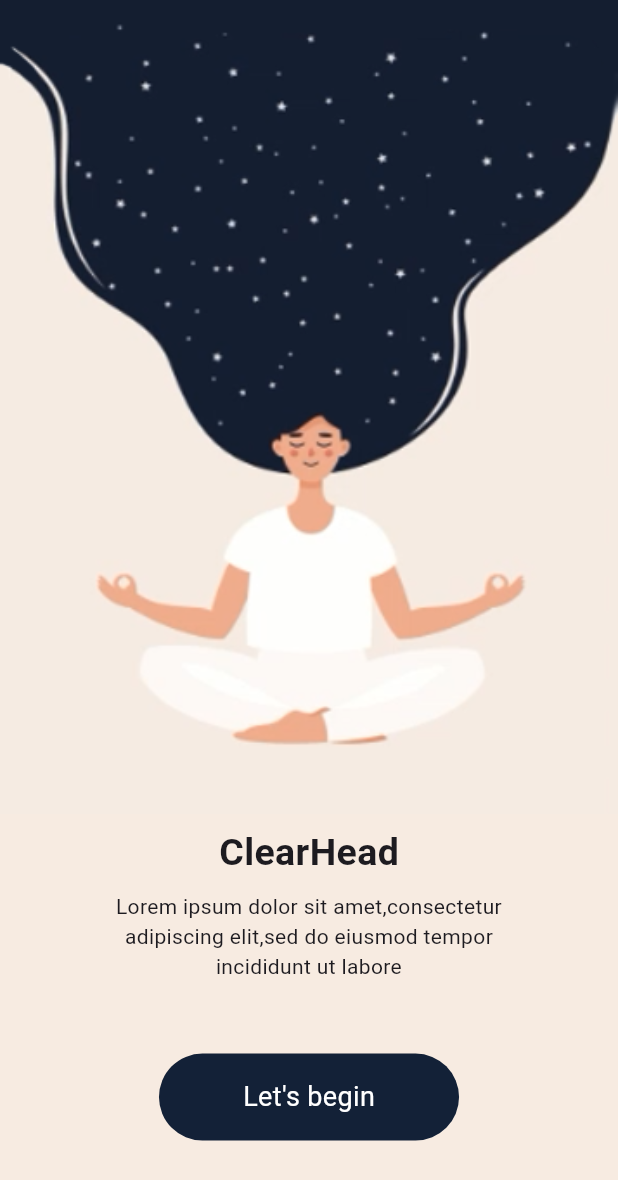
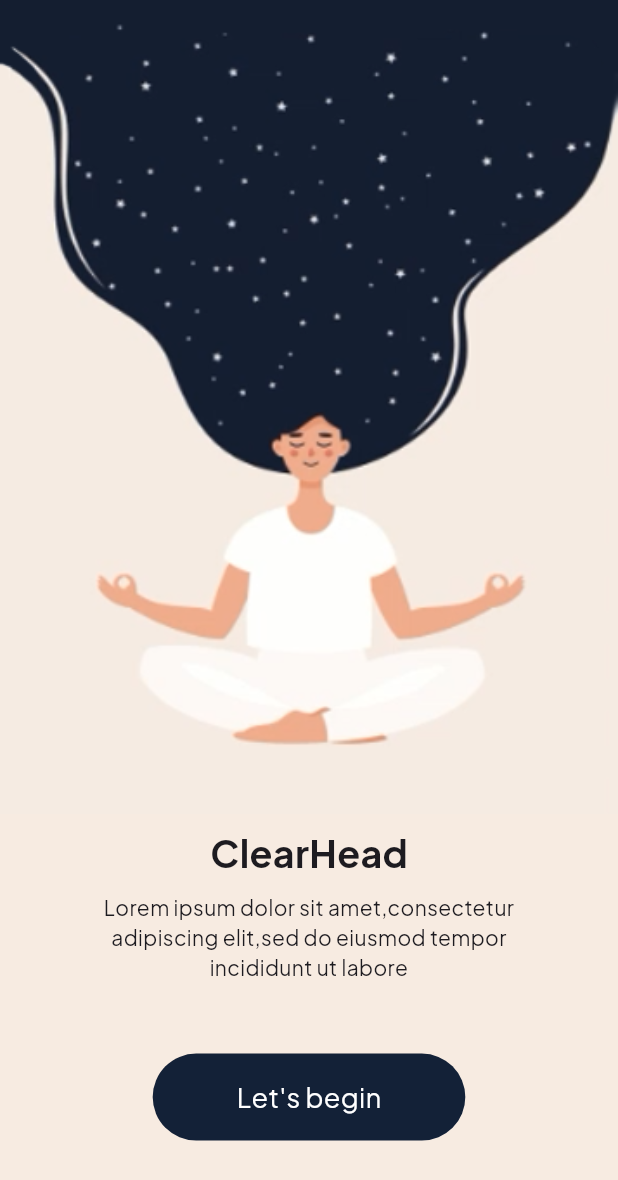
Before and after one commit to dafaaqrn/deteksi_bahasa, a Flutter app: the screen it shows after launch, on a phone screen of 412 x 824 dp. Shown: the top 1180 px of the screen. Run offline on Flutter 3.47's test engine with Material 3 defaults, Android fonts, the phone set to English and light mode, and no system bars; our stand-ins replace camera, flutter_secure_storage, google_fonts; missing offline and left inert: hand_landmarker; accounts and stored records are empty.

Commit message:
update main dart

```diff
--- a/lib/main.dart
+++ b/lib/main.dart
@@ -1,7 +1,14 @@
+import 'dart:async';
 import 'package:flutter/material.dart';
+import 'package:google_fonts/google_fonts.dart';
+import 'app_colors.dart';
 import 'introduction_animation/introduction_animation_screen.dart';
+import 'services/auth_service.dart';
 
 void main() {
+  WidgetsFlutterBinding.ensureInitialized();
+  // Tanpa await: sesi login tersimpan dibaca di latar belakang selama animasi intro berjalan.
+  unawaited(AuthService.instance.init());
   runApp(const MyApp());
 }
 
@@ -13,7 +20,22 @@ class MyApp extends StatelessWidget {
     return MaterialApp(
       title: 'Deteksi Bahasa Isyarat',
       debugShowCheckedModeBanner: false,
-      theme: ThemeData(primarySwatch: Colors.blue),
+      theme: ThemeData(
+        useMaterial3: true,
+        colorScheme: ColorScheme.light(
+          primary: AppColors.primary,
+          onPrimary: AppColors.onPrimary,
+          primaryContainer: AppColors.primaryContainer,
+          onPrimaryContainer: AppColors.onPrimaryContainer,
+          secondary: AppColors.secondary,
+          onSecondary: AppColors.onSecondary,
+          surface: AppColors.surface,
+          onSurface: AppColors.onSurface,
+          error: AppColors.error,
+        ),
+        scaffoldBackgroundColor: AppColors.surface,
+        textTheme: GoogleFonts.plusJakartaSansTextTheme(),
+      ),
       home: const IntroductionAnimationScreen(),
     );
   }
```
